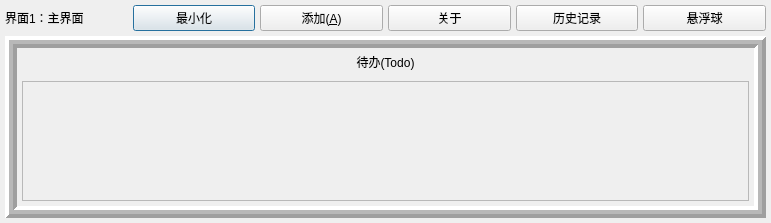
Qt form MEMOplus/dialog.ui (yzc0731/copy_from_xiang) before a commit.
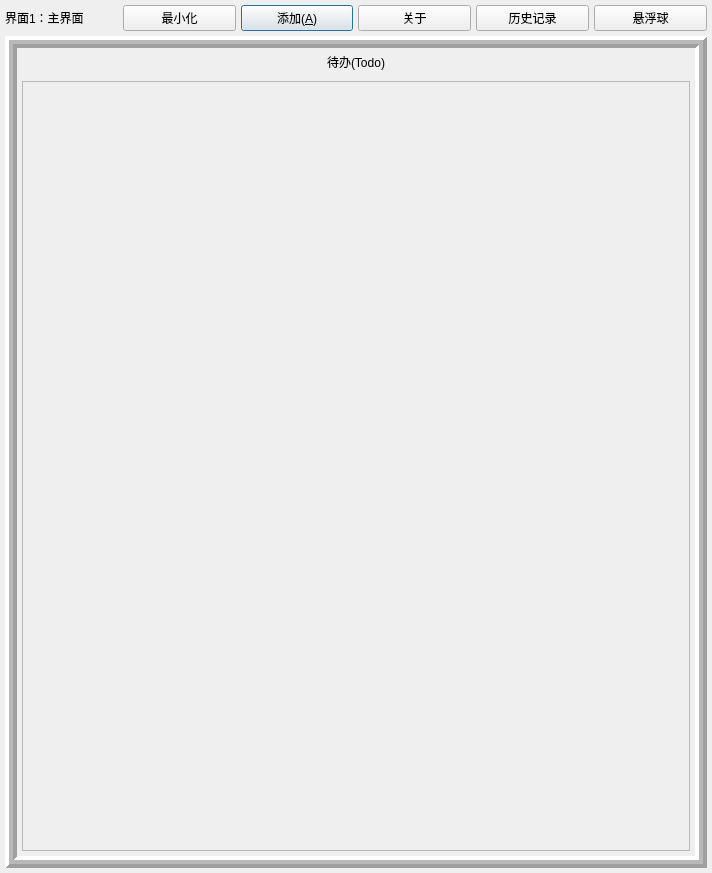
The same form after that commit.

Commit message: 初步实现，三个界面的交互

Patch:
```diff
--- a/MEMOplus/dialog.ui
+++ b/MEMOplus/dialog.ui
@@ -6,8 +6,8 @@
    <rect>
     <x>0</x>
     <y>0</y>
-    <width>771</width>
-    <height>223</height>
+    <width>712</width>
+    <height>873</height>
    </rect>
   </property>
   <property name="windowTitle">
@@ -29,58 +29,38 @@
    <property name="spacing">
     <number>5</number>
    </property>
-   <item row="1" column="1">
-    <widget class="QPushButton" name="pushButton_3">
-     <property name="text">
-      <string>最小化</string>
-     </property>
-     <property name="checkable">
-      <bool>true</bool>
-     </property>
-    </widget>
-   </item>
-   <item row="1" column="4">
-    <widget class="QPushButton" name="pushButton_4">
-     <property name="text">
-      <string>历史记录</string>
-     </property>
-    </widget>
-   </item>
-   <item row="1" column="2">
+   <item row="2" column="2">
     <widget class="QPushButton" name="pushButton">
      <property name="text">
       <string>添加(&amp;A)</string>
      </property>
     </widget>
    </item>
-   <item row="1" column="0">
-    <widget class="QLabel" name="label">
-     <property name="maximumSize">
-      <size>
-       <width>800</width>
-       <height>800</height>
-      </size>
-     </property>
-     <property name="text">
-      <string>界面1：主界面</string>
-     </property>
-    </widget>
-   </item>
-   <item row="1" column="3">
+   <item row="2" column="3">
     <widget class="QPushButton" name="pushButton_2">
      <property name="text">
       <string>关于</string>
      </property>
     </widget>
    </item>
-   <item row="1" column="5">
+   <item row="2" column="5">
     <widget class="QPushButton" name="toSusbendBtn">
      <property name="text">
       <string>悬浮球</string>
      </property>
     </widget>
    </item>
-   <item row="2" column="0" colspan="6">
+   <item row="2" column="1">
+    <widget class="QPushButton" name="pushButton_3">
+     <property name="text">
+      <string>最小化</string>
+     </property>
+     <property name="checkable">
+      <bool>true</bool>
+     </property>
+    </widget>
+   </item>
+   <item row="3" column="0" colspan="6">
     <widget class="QFrame" name="frame">
      <property name="frameShape">
       <enum>QFrame::Box</enum>
@@ -152,8 +132,8 @@
           <rect>
            <x>0</x>
            <y>0</y>
-           <width>725</width>
-           <height>105</height>
+           <width>666</width>
+           <height>755</height>
           </rect>
          </property>
         </widget>
@@ -162,6 +142,26 @@
      </layout>
     </widget>
    </item>
+   <item row="2" column="0">
+    <widget class="QLabel" name="label">
+     <property name="maximumSize">
+      <size>
+       <width>800</width>
+       <height>800</height>
+      </size>
+     </property>
+     <property name="text">
+      <string>界面1：主界面</string>
+     </property>
+    </widget>
+   </item>
+   <item row="2" column="4">
+    <widget class="QPushButton" name="pushButton_4">
+     <property name="text">
+      <string>历史记录</string>
+     </property>
+    </widget>
+   </item>
   </layout>
  </widget>
  <resources/>
```
The commit also changes 11 other files.
